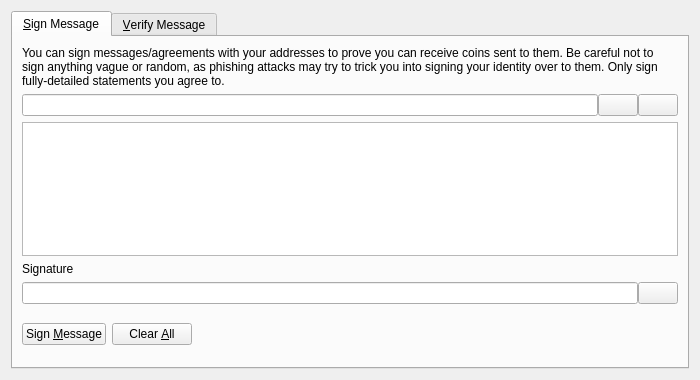
The window that src/qt/forms/signverifymessagedialog.ui (VaporumCoin/VaporumOcean-0.7.2) describes before a commit, drawn with Qt 5.
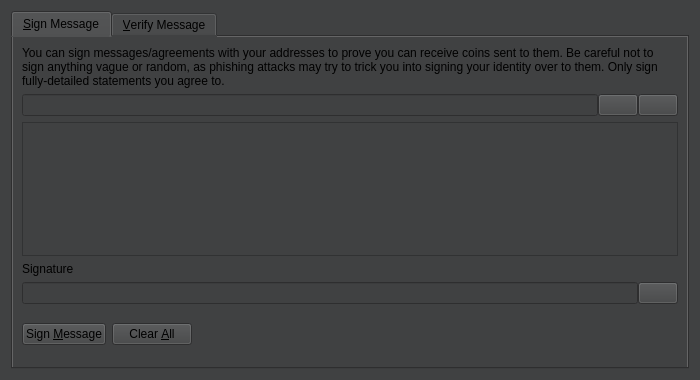
The same window after the commit. Icons and pictures are not drawn. Custom widgets are drawn as their Qt base class.

```diff
--- a/src/qt/forms/signverifymessagedialog.ui
+++ b/src/qt/forms/signverifymessagedialog.ui
@@ -13,6 +13,9 @@
   <property name="windowTitle">
    <string>Signatures - Sign / Verify a Message</string>
   </property>
+  <property name="styleSheet">
+   <string notr="true">background-color: rgb(64, 65, 66);</string>
+  </property>
   <property name="modal">
    <bool>true</bool>
   </property>
```
